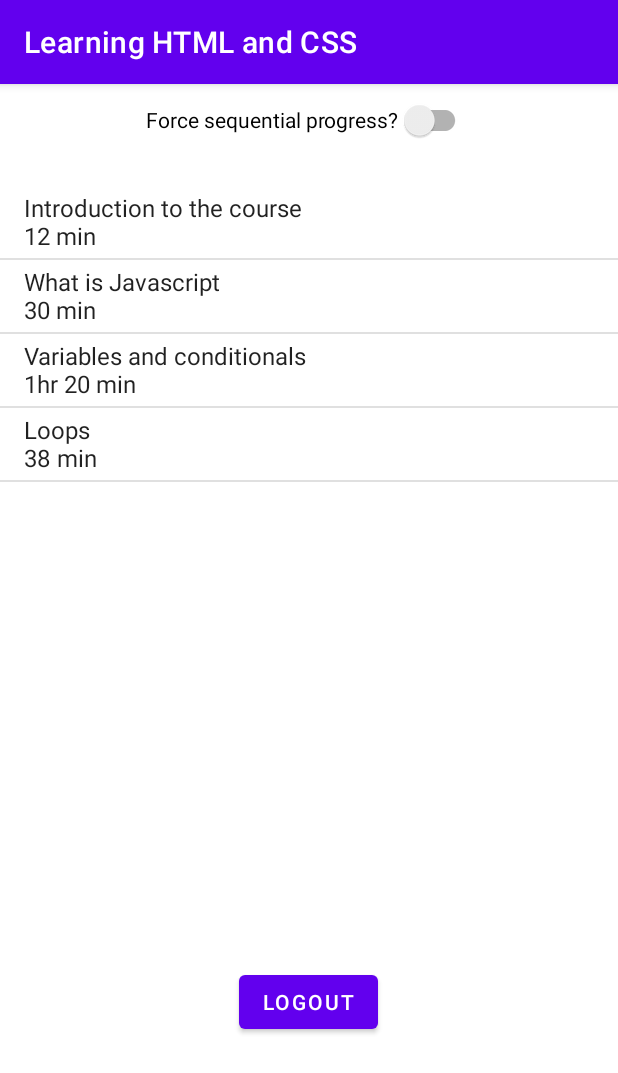
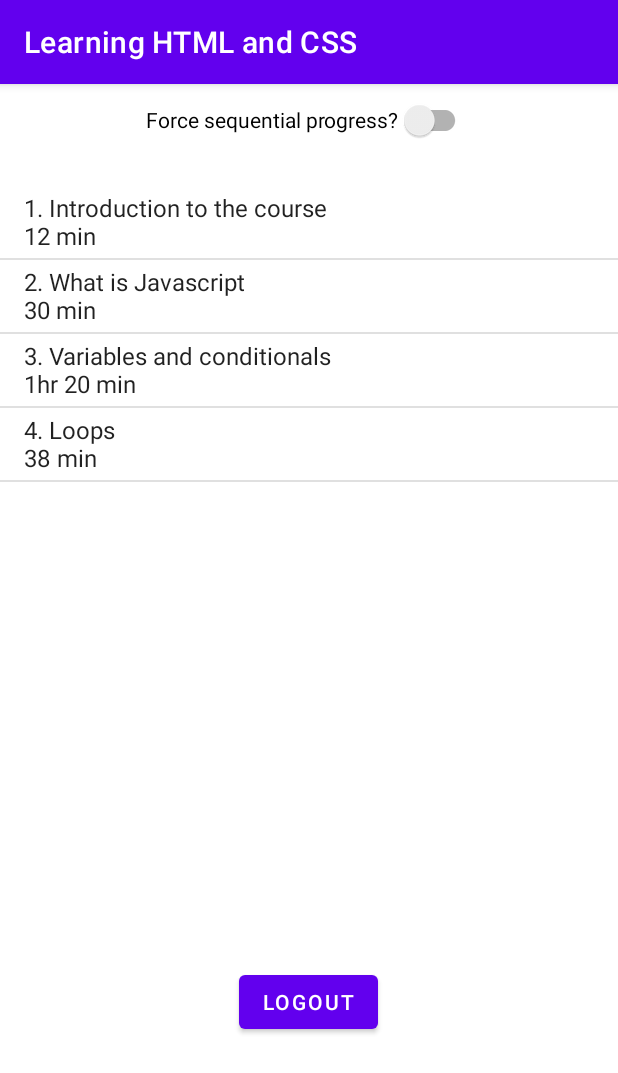
Before and after one commit to ismailgok33/GBC_Android_Project_v1, an Android app: the screen it shows after launch (LessonListActivity), after a tap on "LOGIN", on a phone screen of 412 x 824 dp. Shown: the top 1073 px of the screen. Run offline under Robolectric (Android 15) with nearby library versions, the phone set to English and light mode, and no system bars.

Commit message:
Lesson class made singleton as requested

```diff
--- a/app/src/main/java/com/example/android_project_v1/Lesson.java
+++ b/app/src/main/java/com/example/android_project_v1/Lesson.java
@@ -2,14 +2,34 @@ package com.example.android_project_v1;
 
 public class Lesson {
 
-    String name;
-    int length; // will convert to hr and min later with a converter
-    boolean isCompleted;
+    int lessonNumber;
+     String name;
+     int length; // will convert to hr and min later with a converter
+     boolean isCompleted;
 
-    public Lesson(String name, int length, boolean isCompleted) {
+    private Lesson() {
+    }
+
+    private Lesson(int lessonNumber, String name, int length, boolean isCompleted) {
+        this.lessonNumber = lessonNumber;
         this.name = name;
         this.length = length;
         this.isCompleted = isCompleted;
+    }
+
+    private static Lesson[] instances = {
+        new Lesson(1, "Introduction to the course", 12, false),
+                new Lesson(2, "What is Javascript", 30, false),
+                new Lesson(3, "Variables and conditionals", 80, false),
+                new Lesson(4, "Loops", 38, false)
+    };
+
+    public static Lesson[] getInstances() {
+        return instances;
+    }
+
+    public static Lesson getInstance(int index) {
+        return instances[index];
     }
 
     public String lengthConverter(int length) {
@@ -24,6 +44,6 @@ public class Lesson {
 
     @Override
     public String toString() {
-        return name + "\n" + lengthConverter(length);
+        return lessonNumber + ". " + name + "\n" + lengthConverter(length);
     }
 }
--- a/app/src/main/java/com/example/android_project_v1/LessonListActivity.java
+++ b/app/src/main/java/com/example/android_project_v1/LessonListActivity.java
@@ -1,5 +1,6 @@
 package com.example.android_project_v1;
 
+import androidx.annotation.LongDef;
 import androidx.appcompat.app.AppCompatActivity;
 
 import android.content.Intent;
@@ -15,6 +16,8 @@ import org.w3c.dom.ls.LSException;
 public class LessonListActivity extends AppCompatActivity {
 
     ListView lessonListView;
+    Lesson[] lessons;
+
 
     @Override
     protected void onCreate(Bundle savedInstanceState) {
@@ -24,15 +27,16 @@ public class LessonListActivity extends AppCompatActivity {
         configure();
     }
 
+    @Override
+    protected void onResume() {
+        super.onResume();
+        Log.d("xDEBUG", "onResume: lessons[0].isCompleted = " + lessons[0].isCompleted);
+    }
+
     private void configure() {
         lessonListView = findViewById(R.id.listview_lesson_list);
 
-        Lesson[] lessons = {
-                new Lesson("Introduction to the course", 12, false),
-                new Lesson("What is Javascript", 30, false),
-                new Lesson("Variables and conditionals", 80, false),
-                new Lesson("Loops", 38, false)
-        };
+        lessons = Lesson.getInstances();
 
         lessonListView.setOnItemClickListener(new AdapterView.OnItemClickListener() {
             @Override
@@ -41,15 +45,14 @@ public class LessonListActivity extends AppCompatActivity {
 
                 Intent intent = new Intent(LessonListActivity.this, LessonDetailActivity.class);
 
-                intent.putExtra("LessonName", lessons[i].name);
-                intent.putExtra("LessonLength", lessons[i].length);
-                intent.putExtra("LessonCompleted", lessons[i].isCompleted);
+                intent.putExtra("lessonNumber", lessons[i].lessonNumber);
 
                 startActivity(intent);
             }
         });
 
         ArrayAdapter<Lesson> lessonArrayAdapter = new ArrayAdapter<>(this, android.R.layout.simple_list_item_1, lessons);
+        lessonArrayAdapter.notifyDataSetChanged();
         lessonListView.setAdapter(lessonArrayAdapter);
     }
 }
--- a/app/src/main/res/layout/activity_lesson_detail.xml
+++ b/app/src/main/res/layout/activity_lesson_detail.xml
@@ -42,7 +42,7 @@
     <EditText
         android:id="@+id/edittext_take_notes"
         android:layout_width="300dp"
-        android:layout_height="300dp"
+        android:layout_height="200dp"
         android:layout_below="@id/textview_take_notes"
         android:layout_centerHorizontal="true"
         android:gravity="start"
--- a/app/src/main/res/layout/activity_lesson_list.xml
+++ b/app/src/main/res/layout/activity_lesson_list.xml
@@ -9,6 +9,7 @@
         android:layout_height="wrap_content"
         android:layout_centerHorizontal="true"
         android:text="Force sequential progress?" />
+
 
     <ListView
         android:id="@+id/listview_lesson_list"
```
Also changed, not shown: app/src/main/java/com/example/android_project_v1/LessonDetailActivity.java (+23 -6 lines).
